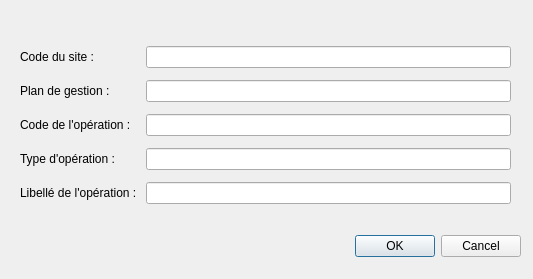
VincentD/bdtravaux, file ui_gestprev.ui: the form before one commit.
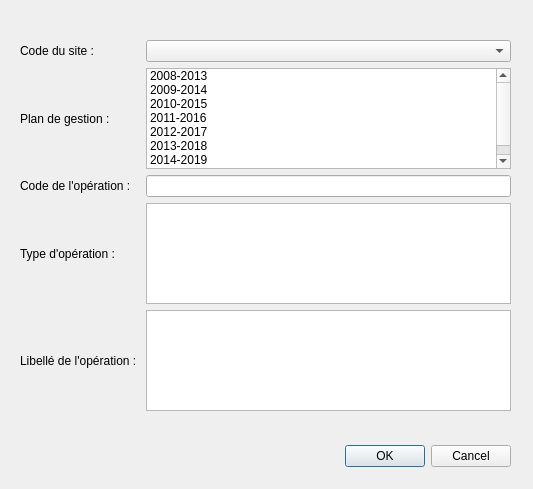
The form after the commit.

Commit message: Module "gestion prévue" : Code d'intégration des données saisies en base. Convergence entre la requête et le forumaire UI.

Patch:
```diff
--- a/ui_gestprev.ui
+++ b/ui_gestprev.ui
@@ -7,7 +7,7 @@
     <x>0</x>
     <y>0</y>
     <width>533</width>
-    <height>279</height>
+    <height>489</height>
    </rect>
   </property>
   <property name="windowTitle">
@@ -16,8 +16,8 @@
   <widget class="QDialogButtonBox" name="buttonBox">
    <property name="geometry">
     <rect>
-     <x>180</x>
-     <y>230</y>
+     <x>170</x>
+     <y>440</y>
      <width>341</width>
      <height>32</height>
     </rect>
@@ -35,7 +35,7 @@
      <x>20</x>
      <y>40</y>
      <width>491</width>
-     <height>171</height>
+     <height>371</height>
     </rect>
    </property>
    <layout class="QGridLayout" name="gridLayout">
@@ -46,9 +46,6 @@
       </property>
      </widget>
     </item>
-    <item row="0" column="1">
-     <widget class="QLineEdit" name="prevledit_codesite"/>
-    </item>
     <item row="1" column="0">
      <widget class="QLabel" name="prevlbl_pdg">
       <property name="text">
@@ -56,9 +53,6 @@
       </property>
      </widget>
     </item>
-    <item row="1" column="1">
-     <widget class="QLineEdit" name="prevledit_pdg"/>
-    </item>
     <item row="2" column="0">
      <widget class="QLabel" name="prevlbl_gh">
       <property name="text">
@@ -76,9 +70,6 @@
       </property>
      </widget>
     </item>
-    <item row="3" column="1">
-     <widget class="QLineEdit" name="prevledit_typeope"/>
-    </item>
     <item row="4" column="0">
      <widget class="QLabel" name="prevlbl_typeope_2">
       <property name="text">
@@ -86,8 +77,58 @@
       </property>
      </widget>
     </item>
+    <item row="1" column="1">
+     <widget class="QListWidget" name="prevlist_pdg">
+      <item>
+       <property name="text">
+        <string>2008-2013</string>
+       </property>
+      </item>
+      <item>
+       <property name="text">
+        <string>2009-2014</string>
+       </property>
+      </item>
+      <item>
+       <property name="text">
+        <string>2010-2015</string>
+       </property>
+      </item>
+      <item>
+       <property name="text">
+        <string>2011-2016</string>
+       </property>
+      </item>
+      <item>
+       <property name="text">
+        <string>2012-2017</string>
+       </property>
+      </item>
+      <item>
+       <property name="text">
+        <string>2013-2018</string>
+       </property>
+      </item>
+      <item>
+       <property name="text">
+        <string>2014-2019</string>
+       </property>
+      </item>
+      <item>
+       <property name="text">
+        <string>2015-2020</string>
+       </property>
+      </item>
+     </widget>
+    </item>
+    <item row="3" column="1">
+     <widget class="QListWidget" name="prevlist_typeope"/>
+    </item>
+    <item row="0" column="1">
+     <widget class="QComboBox" name="prevcombo_codesite"/>
+    </item>
     <item row="4" column="1">
-     <widget class="QLineEdit" name="prevledit_libelle"/>
+     <widget class="QTextEdit" name="prevtedit_lblope"/>
     </item>
    </layout>
   </widget>
```
The commit also changes 1 other file.
